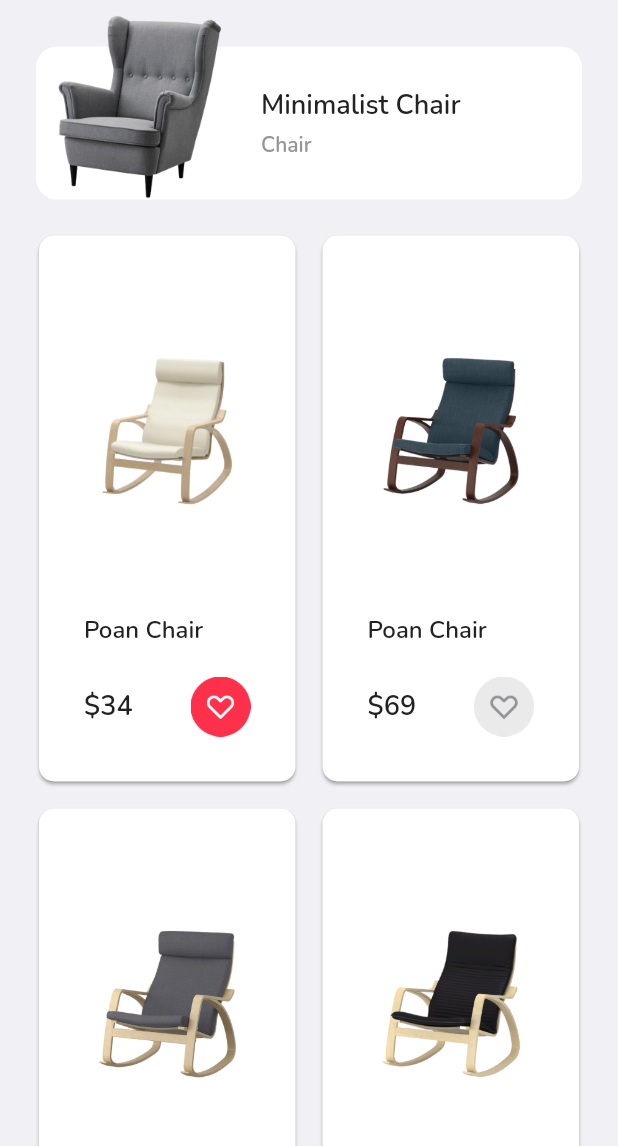
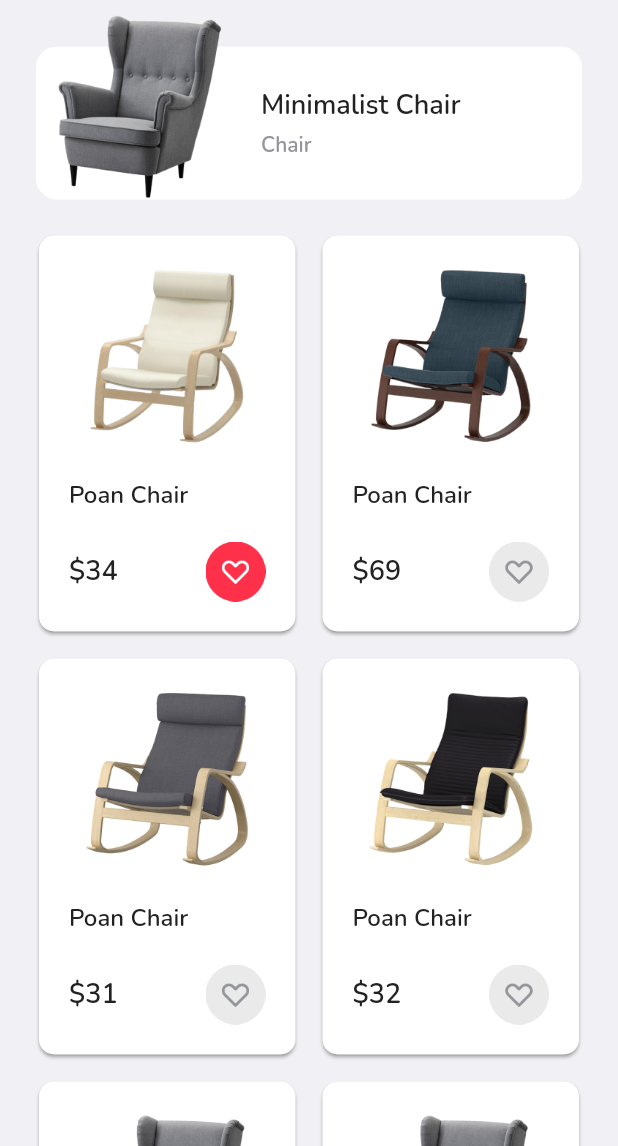
Before and after one commit to AsaharaID/bwa_space, a Flutter app: the WishlistPage screen opened by its route, after a tap on "Minimalist Chair", on a phone screen of 412 x 824 dp, the part 90-1236 px from its top. Run offline on Flutter 3.47's test engine with Material 2 defaults, Android fonts, the phone set to English and light mode, and no system bars; our stand-ins replace carousel_slider, flutter_svg, fluttertoast, google_fonts, shimmer.

Commit message:
fixed minor on wishlist

```diff
--- a/lib/pages/home_page.dart
+++ b/lib/pages/home_page.dart
@@ -1,4 +1,4 @@
-// ignore_for_file: prefer_const_literals_to_create_immutables
+// ignore_for_file: prefer_const_literals_to_create_immutables, duplicate_ignore
 
 import 'package:bwa_space/theme.dart';
 import 'package:bwa_space/widgets/home_category_item.dart';
--- a/lib/pages/search_result_page.dart
+++ b/lib/pages/search_result_page.dart
@@ -1,4 +1,4 @@
-// ignore_for_file: prefer_const_literals_to_create_immutables
+// ignore_for_file: prefer_const_literals_to_create_immutables, duplicate_ignore
 
 import 'package:bwa_space/widgets/product_grid_item.dart';
 import 'package:bwa_space/widgets/product_list_item.dart';
--- a/lib/pages/wishlist_page.dart
+++ b/lib/pages/wishlist_page.dart
@@ -29,7 +29,7 @@ class _WishlistPageState extends State<WishlistPage> {
   Widget build(BuildContext context) {
     return Scaffold(
       appBar: PreferredSize(
-        preferredSize: Size(double.infinity, 60),
+        preferredSize: Size(double.infinity, 40),
         child: AppBar(
           elevation: 0,
           backgroundColor: kWhiteColor,
--- a/lib/widgets/home_category_item.dart
+++ b/lib/widgets/home_category_item.dart
@@ -19,7 +19,7 @@ class HomeCategoryItem extends StatelessWidget {
       onTap: (){
         Navigator.pushNamed(context, '/category');
       },
-      child: Container(
+      child: SizedBox(
         height: 123,
         width: MediaQuery.of(context).size.width - (2 * 24),
         child: Stack(
--- a/lib/widgets/product_grid_item.dart
+++ b/lib/widgets/product_grid_item.dart
@@ -27,13 +27,13 @@ class ProductGridItem extends StatelessWidget {
       ),
       child: Container(
         width: (MediaQuery.of(context).size.width - 70) / 2,
-        padding: EdgeInsets.all(30),
+        padding: EdgeInsets.all(20),
         child: Column(
           crossAxisAlignment: CrossAxisAlignment.start,
           children: [
             Image.asset(
               imageUrl,
-              height: 200,
+              height: 120,
             ),
             SizedBox(
               height: 22,
--- a/lib/widgets/skeleton_item.dart
+++ b/lib/widgets/skeleton_item.dart
@@ -20,7 +20,7 @@ class SkeletonItem extends StatelessWidget {
             Shimmer.fromColors(
               child: Container(
                 width: double.infinity,
-                height: 122,
+                height: 120,
                 color: kPurpleColor,
               ),
               baseColor: kLineDarkColor,
@@ -46,7 +46,7 @@ class SkeletonItem extends StatelessWidget {
               children: [
                 Shimmer.fromColors(
                   child: Container(
-                    width: 55,
+                    width: 40,
                     height: 42,
                     color: kPurpleColor,
                   ),
@@ -59,8 +59,8 @@ class SkeletonItem extends StatelessWidget {
                       shape: BoxShape.circle,
                       color: kPurpleColor,
                     ),
-                    width: 44,
-                    height: 44,
+                    width: 40,
+                    height: 40,
                   ),
                   baseColor: kLineDarkColor,
                   highlightColor: kWhiteGreyColor,
```
